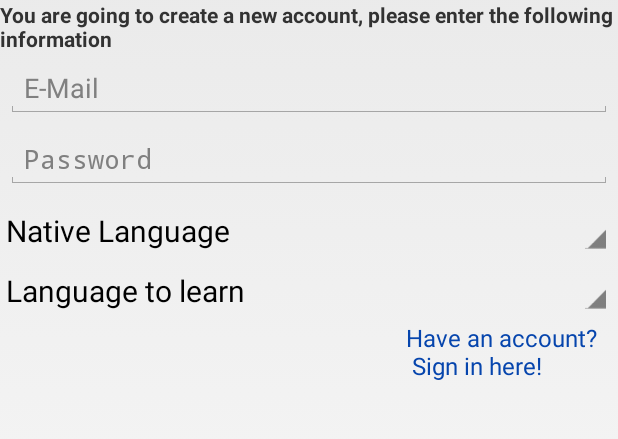
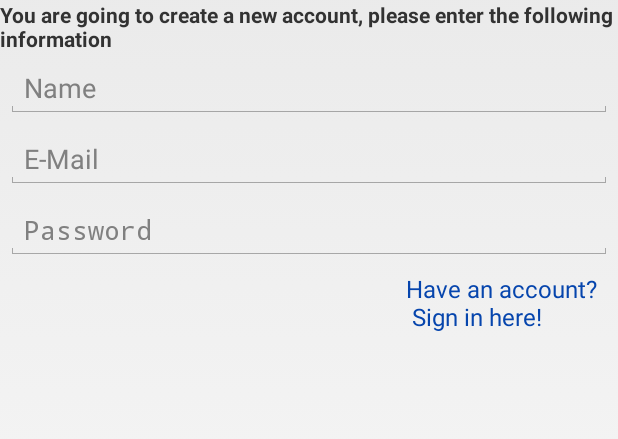
Before and after one commit to SimpleDay/Zeeguu, an Android app: the layout dialog_new_account.xml on its own in the app's theme, with its tools: preview values and no code run, on a phone screen of 412 x 824 dp, the part 144-583 px from its top. Run offline under Robolectric (Android 15) with nearby library versions, the phone set to English and light mode, and no system bars.

Commit message:
Create Account on mobile

```diff
--- a/app/src/main/java/ch/unibe/scg/zeeguu/Core/ConnectionManager.java
+++ b/app/src/main/java/ch/unibe/scg/zeeguu/Core/ConnectionManager.java
@@ -199,8 +199,9 @@ public class ConnectionManager {
         this.addToRequestQueue(strReq, tag_contribute_Req);
     }
 
-    public void createAccountOnServer(final String email, final String pw) {
-        String url_create_account = API_URL + "adduser/" + email;
+    public void createAccountOnServer(final String username, final String email, final String pw) {
+        String url_create_account = API_URL + "add_user/" + email;
+        logging(TAG, url_create_account);
 
         createLoadingDialog();
         StringRequest strReq = new StringRequest(Request.Method.POST,
@@ -210,7 +211,6 @@ public class ConnectionManager {
             public void onResponse(String response) {
                 user.setEmail(email);
                 user.setPw(pw);
-                user.saveUserInformationLocally();
 
                 getSessionIDOutOfResponse(response);
             }
@@ -228,6 +228,7 @@ public class ConnectionManager {
             @Override
             protected Map<String, String> getParams() {
                 Map<String, String> params = new HashMap<>();
+                params.put("username", username);
                 params.put("password", pw);
                 return params;
             }
--- a/app/src/main/java/ch/unibe/scg/zeeguu/Core/User.java
+++ b/app/src/main/java/ch/unibe/scg/zeeguu/Core/User.java
@@ -6,9 +6,7 @@ import android.content.SharedPreferences;
 import android.preference.PreferenceManager;
 import android.view.LayoutInflater;
 import android.view.View;
-import android.widget.ArrayAdapter;
 import android.widget.EditText;
-import android.widget.Spinner;
 import android.widget.TextView;
 import android.widget.Toast;
 
@@ -145,31 +143,20 @@ public class User {
         LayoutInflater inflater = activity.getLayoutInflater();
         View dialogView = inflater.inflate(R.layout.dialog_new_account, null);
 
-        final Spinner spinnerNativeLanguage = (Spinner) dialogView.findViewById(R.id.dialog_new_account_spinner_native);
-        final Spinner spinnerLearningLanguage = (Spinner) dialogView.findViewById(R.id.dialog_new_account_spinner_learning);
-
-        ArrayAdapter<CharSequence> languageAdapter = ArrayAdapter.createFromResource(activity,
-                R.array.languages, android.R.layout.simple_spinner_item);
-
-        spinnerNativeLanguage.setAdapter(languageAdapter);
-        spinnerLearningLanguage.setAdapter(languageAdapter);
-
         builder.setView(dialogView)
-                .setPositiveButton(R.string.button_sign_in, new DialogInterface.OnClickListener() {
+                .setPositiveButton(R.string.button_create_account, new DialogInterface.OnClickListener() {
                     @Override
                     public void onClick(DialogInterface dialog, int id) {
+                        EditText editTextUsername = (EditText) aDialog.findViewById(R.id.dialog_username);
                         EditText editTextEmail = (EditText) aDialog.findViewById(R.id.dialog_email);
                         EditText editTextpw = (EditText) aDialog.findViewById(R.id.dialog_password);
 
+                        String username = editTextUsername.getText().toString();
                         String email = editTextEmail.getText().toString();
                         String pw = editTextpw.getText().toString();
                         //TODO: check input
 
-                        //TODO: add languages to server creation
-                        String nativeLanguage = spinnerNativeLanguage.getSelectedItem().toString();
-                        String learningLanguage = spinnerLearningLanguage.getSelectedItem().toString();
-
-                        connectionManager.createAccountOnServer(email, pw);
+                        connectionManager.createAccountOnServer(username, email, pw);
                     }
                 })
                 .setNegativeButton(R.string.button_cancel, new DialogInterface.OnClickListener() {
--- a/app/src/main/res/layout/dialog_new_account.xml
+++ b/app/src/main/res/layout/dialog_new_account.xml
@@ -33,6 +33,13 @@
         android:layout_height="fill_parent"
         android:orientation="vertical">
 
+        <EditText
+            android:id="@+id/dialog_username"
+            android:layout_width="match_parent"
+            android:layout_height="wrap_content"
+            android:layout_margin="4dp"
+            android:hint="@string/enter_name"
+            android:inputType="textPersonName" />
 
         <EditText
             android:id="@+id/dialog_email"
@@ -53,70 +60,6 @@
             android:hint="@string/password"
             android:inputType="textPassword" />
 
-        <LinearLayout
-            android:layout_width="fill_parent"
-            android:layout_height="wrap_content"
-            android:orientation="horizontal"
-            android:layout_margin="4dp" >
-
-            <TextView
-                android:id="@+id/dialog_new_account_spinner_native_language"
-                android:layout_width="wrap_content"
-                android:layout_height="wrap_content"
-                android:text="@string/native_language"
-                android:textSize="20sp"
-                android:textAppearance="?android:attr/textAppearanceLarge"
-                android:layout_gravity="center_vertical" />
-
-            <RelativeLayout
-                android:layout_width="match_parent"
-                android:layout_height="wrap_content">
-
-                <Spinner
-                    android:id="@+id/dialog_new_account_spinner_native"
-                    android:layout_width="wrap_content"
-                    android:layout_height="wrap_content"
-                    android:prompt="@string/dialog_new_account_native_spinner"
-                    android:spinnerMode="dropdown"
-                    android:layout_alignParentTop="true"
-                    android:layout_alignParentRight="true"
-                    android:layout_alignParentEnd="true" />
-            </RelativeLayout>
-
-        </LinearLayout>
-
-        <LinearLayout
-            android:layout_width="fill_parent"
-            android:layout_height="wrap_content"
-            android:orientation="horizontal"
-            android:layout_margin="4dp" >
-
-            <TextView
-                android:id="@+id/dialog_new_account_spinner_learning_language"
-                android:layout_width="wrap_content"
-                android:layout_height="wrap_content"
-                android:text="@string/learning_language"
-                android:textSize="20sp"
-                android:textAppearance="?android:attr/textAppearanceLarge"
-                android:layout_gravity="center_vertical" />
-
-            <RelativeLayout
-                android:layout_width="match_parent"
-                android:layout_height="wrap_content">
-
-                <Spinner
-                    android:id="@+id/dialog_new_account_spinner_learning"
-                    android:layout_width="wrap_content"
-                    android:layout_height="wrap_content"
-                    android:prompt="@string/dialog_new_account_native_spinner"
-                    android:spinnerMode="dropdown"
-                    android:layout_alignParentTop="true"
-                    android:layout_alignParentRight="true"
-                    android:layout_alignParentEnd="true" />
-            </RelativeLayout>
-
-        </LinearLayout>
-
     </LinearLayout>
 
     <TextView
--- a/app/src/main/res/values/strings.xml
+++ b/app/src/main/res/values/strings.xml
@@ -29,6 +29,7 @@
     <string name="dialog_sign_in_no_account_message">No account yet? \n Click here!</string>
 
     <string name="enter_name">Name</string>
+    <string name="button_create_account">Create Account</string>
     <string name="dialog_new_account_title">New account</string>
     <string name="dialog_new_account_message">You are going to create a new account, please enter the following information</string>
     <string name="dialog_new_account_sign_in_message">Have an account? \n Sign in here!</string>
```
